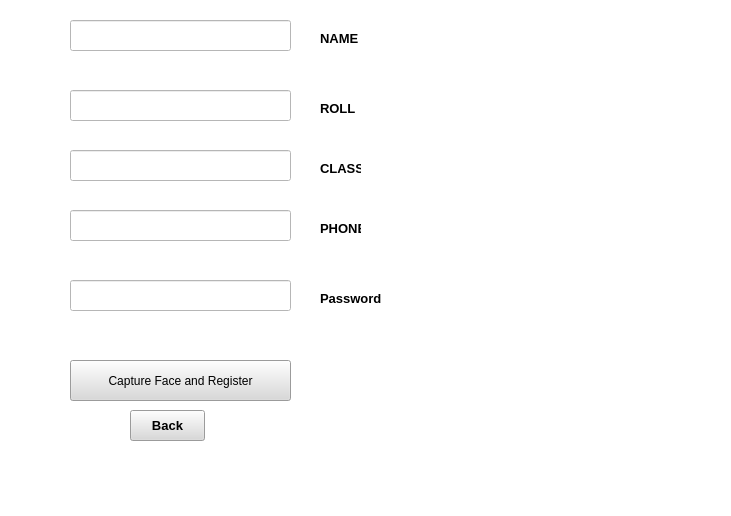
Qt form Uifiles/student_register.ui (shamaunalam/Face_attendence) before a commit.
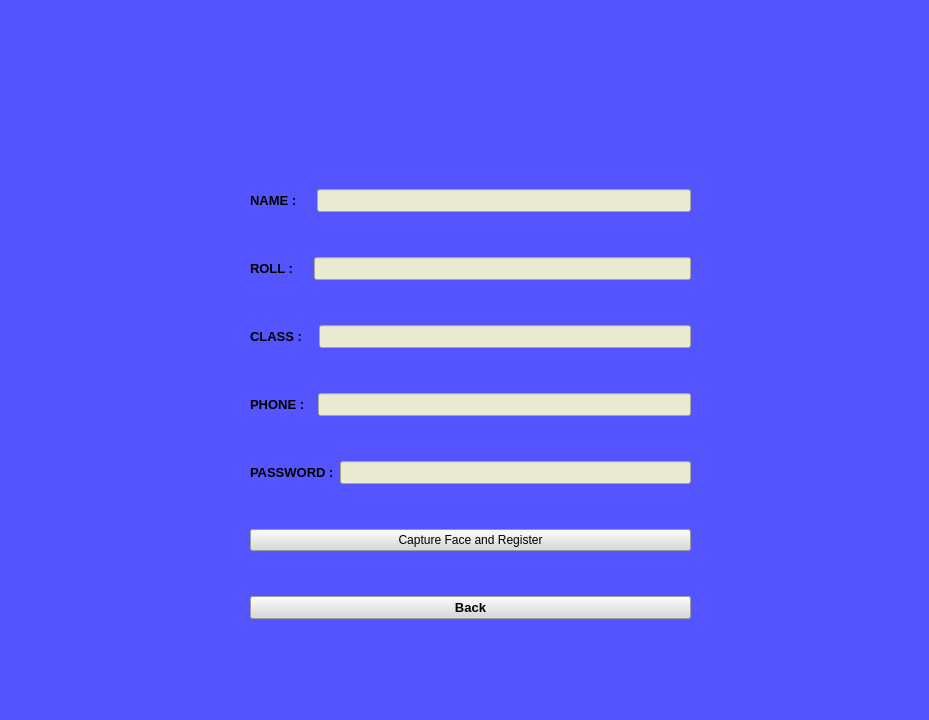
The same form after that commit.

The edit to the form file:
```diff
--- a/Uifiles/student_register.ui
+++ b/Uifiles/student_register.ui
@@ -6,8 +6,8 @@
    <rect>
     <x>0</x>
     <y>0</y>
-    <width>731</width>
-    <height>516</height>
+    <width>929</width>
+    <height>720</height>
    </rect>
   </property>
   <property name="font">
@@ -21,98 +21,53 @@
    <string>MainWindow</string>
   </property>
   <property name="styleSheet">
-   <string notr="true">background-color: rgb(255, 255, 255);</string>
+   <string notr="true">background-color:rgb(85, 85, 255)</string>
   </property>
   <widget class="QWidget" name="centralwidget">
-   <widget class="QLineEdit" name="name">
+   <widget class="QWidget" name="verticalLayoutWidget">
     <property name="geometry">
      <rect>
-      <x>70</x>
-      <y>20</y>
-      <width>221</width>
-      <height>31</height>
-     </rect>
-    </property>
-    <property name="font">
-     <font>
-      <pointsize>10</pointsize>
-     </font>
-    </property>
-   </widget>
-   <widget class="QLabel" name="label">
-    <property name="geometry">
-     <rect>
-      <x>320</x>
-      <y>30</y>
-      <width>41</width>
-      <height>16</height>
-     </rect>
-    </property>
-    <property name="font">
-     <font>
-      <pointsize>10</pointsize>
-      <weight>75</weight>
-      <bold>true</bold>
-     </font>
-    </property>
-    <property name="text">
-     <string>NAME</string>
-    </property>
-   </widget>
-   <widget class="QLineEdit" name="roll">
-    <property name="geometry">
-     <rect>
-      <x>70</x>
-      <y>90</y>
-      <width>221</width>
-      <height>31</height>
-     </rect>
-    </property>
-    <property name="font">
-     <font>
-      <pointsize>10</pointsize>
-     </font>
-    </property>
-   </widget>
-   <widget class="QLineEdit" name="class_2">
-    <property name="geometry">
-     <rect>
-      <x>70</x>
+      <x>250</x>
       <y>150</y>
-      <width>221</width>
-      <height>31</height>
+      <width>441</width>
+      <height>511</height>
      </rect>
     </property>
+    <layout class="QVBoxLayout" name="verticalLayout">
+     <item>
+      <layout class="QHBoxLayout" name="horizontalLayout">
+       <item>
+        <widget class="QLabel" name="label">
     <property name="font">
      <font>
       <pointsize>10</pointsize>
-     </font>
-    </property>
-   </widget>
-   <widget class="QLineEdit" name="phone">
-    <property name="geometry">
-     <rect>
-      <x>70</x>
-      <y>210</y>
-      <width>221</width>
-      <height>31</height>
-     </rect>
-    </property>
+           <weight>75</weight>
+           <bold>true</bold>
+          </font>
+         </property>
+         <property name="text">
+          <string>NAME :    </string>
+         </property>
+        </widget>
+       </item>
+       <item>
+        <widget class="QLineEdit" name="nameEnter">
     <property name="font">
      <font>
       <pointsize>10</pointsize>
      </font>
     </property>
-   </widget>
+         <property name="styleSheet">
+          <string notr="true">background-color:rgb(235, 235, 211)</string>
+         </property>
+        </widget>
+       </item>
+      </layout>
+     </item>
+     <item>
+      <layout class="QHBoxLayout" name="horizontalLayout_2">
+       <item>
    <widget class="QLabel" name="label_2">
-    <property name="geometry">
-     <rect>
-      <x>320</x>
-      <y>100</y>
-      <width>41</width>
-      <height>16</height>
-     </rect>
-    </property>
     <property name="font">
      <font>
       <pointsize>10</pointsize>
@@ -121,18 +76,28 @@
      </font>
     </property>
     <property name="text">
-     <string>ROLL</string>
-    </property>
-   </widget>
+          <string>ROLL :    </string>
+         </property>
+        </widget>
+       </item>
+       <item>
+        <widget class="QLineEdit" name="rollEnter">
+         <property name="font">
+          <font>
+           <pointsize>10</pointsize>
+          </font>
+         </property>
+         <property name="styleSheet">
+          <string notr="true">background-color:rgb(235, 235, 211)</string>
+         </property>
+        </widget>
+       </item>
+      </layout>
+     </item>
+     <item>
+      <layout class="QHBoxLayout" name="horizontalLayout_3">
+       <item>
    <widget class="QLabel" name="label_3">
-    <property name="geometry">
-     <rect>
-      <x>320</x>
-      <y>160</y>
-      <width>41</width>
-      <height>16</height>
-     </rect>
-    </property>
     <property name="font">
      <font>
       <pointsize>10</pointsize>
@@ -141,18 +106,28 @@
      </font>
     </property>
     <property name="text">
-     <string>CLASS</string>
-    </property>
-   </widget>
+          <string>CLASS :   </string>
+         </property>
+        </widget>
+       </item>
+       <item>
+        <widget class="QLineEdit" name="classEnter">
+         <property name="font">
+          <font>
+           <pointsize>10</pointsize>
+          </font>
+         </property>
+         <property name="styleSheet">
+          <string notr="true">background-color:rgb(235, 235, 211)</string>
+         </property>
+        </widget>
+       </item>
+      </layout>
+     </item>
+     <item>
+      <layout class="QHBoxLayout" name="horizontalLayout_4">
+       <item>
    <widget class="QLabel" name="label_4">
-    <property name="geometry">
-     <rect>
-      <x>320</x>
-      <y>220</y>
-      <width>41</width>
-      <height>16</height>
-     </rect>
-    </property>
     <property name="font">
      <font>
       <pointsize>10</pointsize>
@@ -161,18 +136,28 @@
      </font>
     </property>
     <property name="text">
-     <string>PHONE</string>
-    </property>
-   </widget>
-   <widget class="QPushButton" name="back">
-    <property name="geometry">
-     <rect>
-      <x>130</x>
-      <y>410</y>
-      <width>75</width>
-      <height>31</height>
-     </rect>
-    </property>
+          <string>PHONE :  </string>
+         </property>
+        </widget>
+       </item>
+       <item>
+        <widget class="QLineEdit" name="phoneEnter">
+         <property name="font">
+          <font>
+           <pointsize>10</pointsize>
+          </font>
+         </property>
+         <property name="styleSheet">
+          <string notr="true">background-color:rgb(235, 235, 211)</string>
+         </property>
+        </widget>
+       </item>
+      </layout>
+     </item>
+     <item>
+      <layout class="QHBoxLayout" name="horizontalLayout_5">
+       <item>
+        <widget class="QLabel" name="label_5">
     <property name="font">
      <font>
       <pointsize>10</pointsize>
@@ -180,22 +165,30 @@
       <bold>true</bold>
      </font>
     </property>
-    <property name="styleSheet">
-     <string notr="true">background-color: rgb(217, 217, 217);</string>
-    </property>
     <property name="text">
-     <string>Back</string>
-    </property>
-   </widget>
-   <widget class="QPushButton" name="capture">
-    <property name="geometry">
-     <rect>
-      <x>70</x>
-      <y>360</y>
-      <width>221</width>
-      <height>41</height>
-     </rect>
-    </property>
+          <string>PASSWORD :</string>
+         </property>
+        </widget>
+       </item>
+       <item>
+        <widget class="QLineEdit" name="passwordEnter">
+         <property name="font">
+          <font>
+           <pointsize>10</pointsize>
+          </font>
+         </property>
+         <property name="styleSheet">
+          <string notr="true">background-color:rgb(235, 235, 211)</string>
+         </property>
+         <property name="echoMode">
+          <enum>QLineEdit::Password</enum>
+         </property>
+        </widget>
+       </item>
+      </layout>
+     </item>
+     <item>
+      <widget class="QPushButton" name="captureBut">
     <property name="styleSheet">
      <string notr="true">background-color:rgb(217, 217, 217)</string>
     </property>
@@ -203,15 +196,9 @@
      <string>Capture Face and Register</string>
     </property>
    </widget>
-   <widget class="QLabel" name="label_5">
-    <property name="geometry">
-     <rect>
-      <x>320</x>
-      <y>290</y>
-      <width>101</width>
-      <height>16</height>
-     </rect>
-    </property>
+     </item>
+     <item>
+      <widget class="QPushButton" name="backBut">
     <property name="font">
      <font>
       <pointsize>10</pointsize>
@@ -219,24 +206,15 @@
       <bold>true</bold>
      </font>
     </property>
+       <property name="styleSheet">
+        <string notr="true">background-color: rgb(217, 217, 217);</string>
+       </property>
     <property name="text">
-     <string>Password</string>
-    </property>
-   </widget>
-   <widget class="QLineEdit" name="password">
-    <property name="geometry">
-     <rect>
-      <x>70</x>
-      <y>280</y>
-      <width>221</width>
-      <height>31</height>
-     </rect>
-    </property>
-    <property name="font">
-     <font>
-      <pointsize>10</pointsize>
-     </font>
-    </property>
+        <string>Back</string>
+       </property>
+      </widget>
+     </item>
+    </layout>
    </widget>
   </widget>
  </widget>
```
Lines whose indentation alone changed are shown as unchanged.
